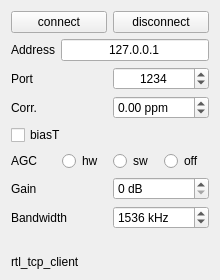
The window that src/devices/rtl_tcp/rtl_tcp-widget.ui (tomneda/DABstar) describes before a commit, drawn with Qt 5.
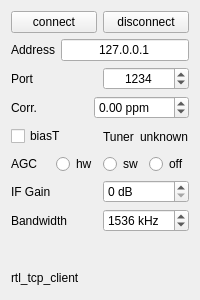
The same window after the commit.

Commit message:
IP address default "127.0.0.1" was missing
IP address default was missing.
Tuner type added.

```diff
--- a/src/devices/rtl_tcp/rtl_tcp-widget.ui
+++ b/src/devices/rtl_tcp/rtl_tcp-widget.ui
@@ -6,8 +6,8 @@
    <rect>
     <x>0</x>
     <y>0</y>
-    <width>220</width>
-    <height>260</height>
+    <width>200</width>
+    <height>300</height>
    </rect>
   </property>
   <property name="windowTitle">
@@ -119,6 +119,33 @@
        </property>
       </widget>
      </item>
+     <item>
+      <spacer name="horizontalSpacer">
+       <property name="orientation">
+        <enum>Qt::Orientation::Horizontal</enum>
+       </property>
+       <property name="sizeHint" stdset="0">
+        <size>
+         <width>40</width>
+         <height>20</height>
+        </size>
+       </property>
+      </spacer>
+     </item>
+     <item>
+      <widget class="QLabel" name="tunerLabel">
+       <property name="text">
+        <string>Tuner</string>
+       </property>
+      </widget>
+     </item>
+     <item>
+      <widget class="QLabel" name="tuner_type">
+       <property name="text">
+        <string>unknown</string>
+       </property>
+      </widget>
+     </item>
     </layout>
    </item>
    <item>
@@ -158,7 +185,7 @@
      <item>
       <widget class="QLabel" name="gainLabel">
        <property name="text">
-        <string>Gain</string>
+        <string>IF Gain</string>
        </property>
       </widget>
      </item>
@@ -168,7 +195,7 @@
         <string> dB</string>
        </property>
        <property name="maximum">
-        <number>999</number>
+        <number>99</number>
        </property>
       </widget>
      </item>
```
Left out of the diff: 10 changed lines with no effect on the pictures. The commit also changes 2 other files.
